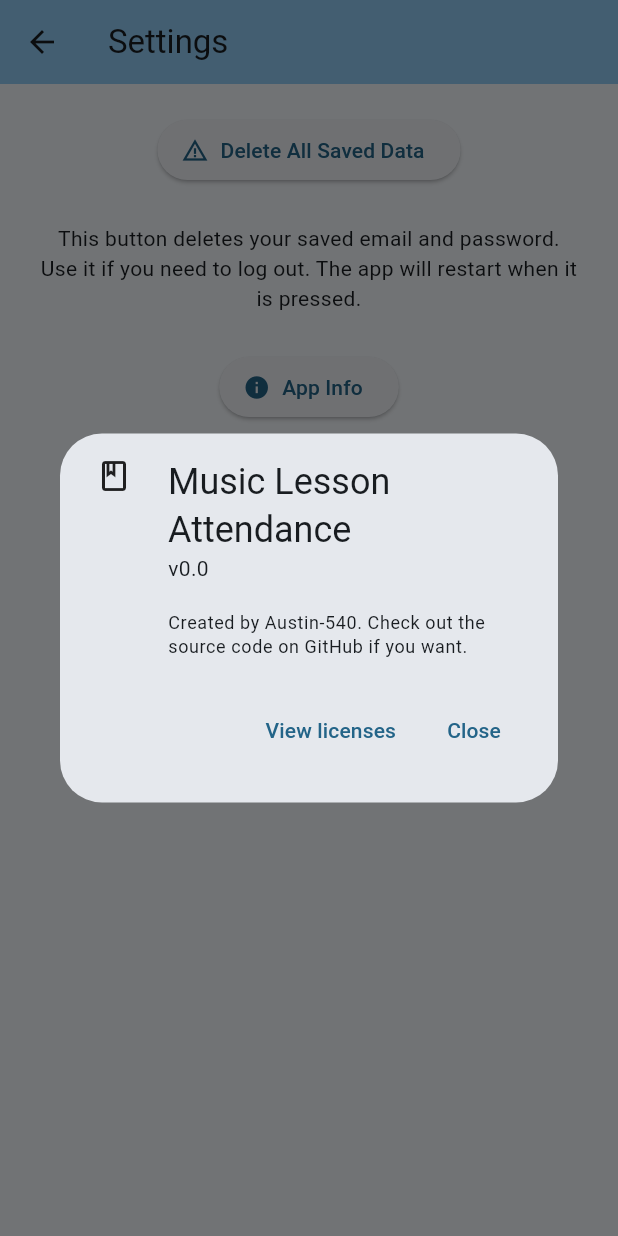
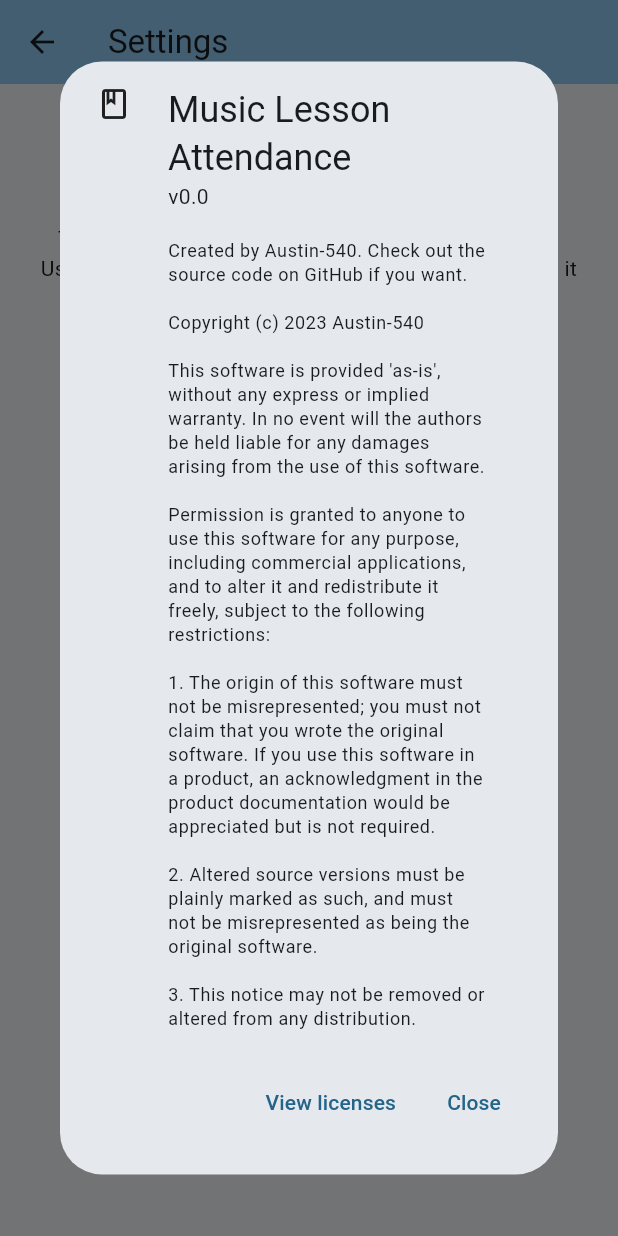
Before and after one commit to Austin-540/Music-Lesson-Rolls-App, a Flutter app: the SettingsPage screen opened directly, after a tap on "App Info", on a phone screen of 412 x 824 dp. Run offline on Flutter 3.47's test engine with Material 2 defaults, Android fonts, the phone set to English and light mode, and no system bars; our stand-ins replace flutter_secure_storage, pocketbase; missing offline and left inert: restart_app; accounts and stored records are empty.

Commit message:
more legalese

```diff
--- a/lib/settings_page.dart
+++ b/lib/settings_page.dart
@@ -37,7 +37,19 @@ class SettingsPage extends StatelessWidget {
 
         Center(child: ElevatedButton.icon(icon: Icon(Icons.info), label: Text("App Info"),
         onPressed: () => showAboutDialog(context: context, applicationIcon: Icon(Icons.class_outlined), applicationVersion: "v0.0",
-        applicationLegalese: "Created by Austin-540. Check out the source code on GitHub if you want."),),)
+        applicationLegalese: """Created by Austin-540. Check out the source code on GitHub if you want.
+
+Copyright (c) 2023 Austin-540
+
+This software is provided 'as-is', without any express or implied warranty. In no event will the authors be held liable for any damages arising from the use of this software.
+
+Permission is granted to anyone to use this software for any purpose, including commercial applications, and to alter it and redistribute it freely, subject to the following restrictions:
+
+1. The origin of this software must not be misrepresented; you must not claim that you wrote the original software. If you use this software in a product, an acknowledgment in the product documentation would be appreciated but is not required.
+
+2. Altered source versions must be plainly marked as such, and must not be misrepresented as being the original software.
+
+3. This notice may not be removed or altered from any distribution."""),),)
       ]),
     );
   }
```
